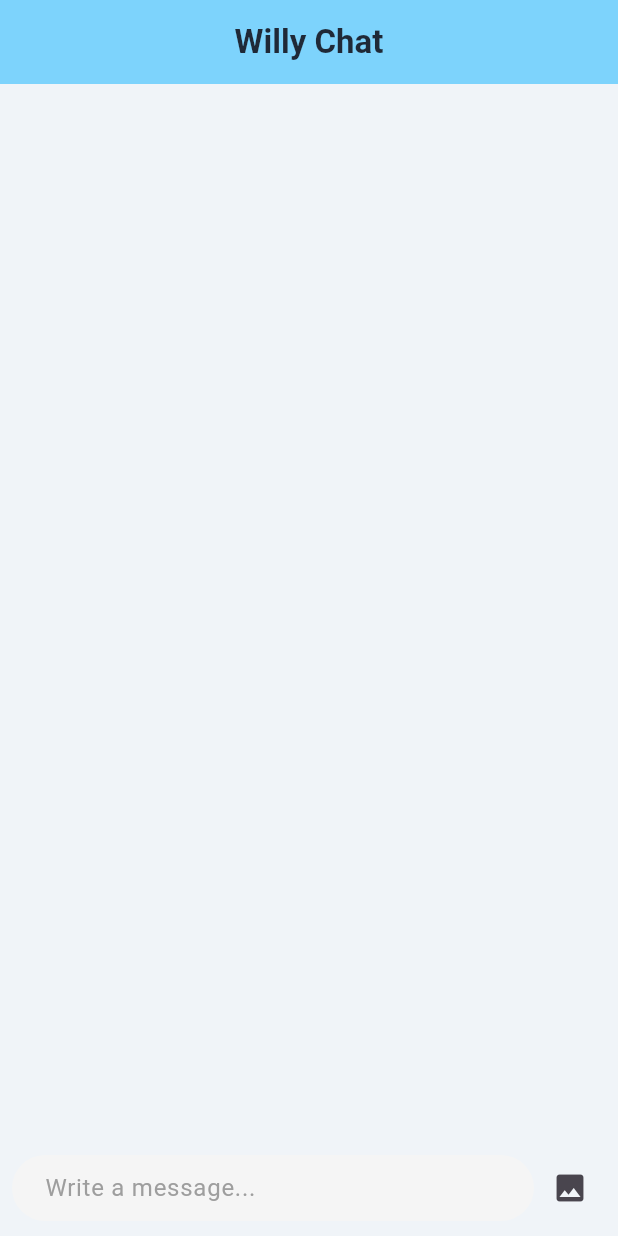
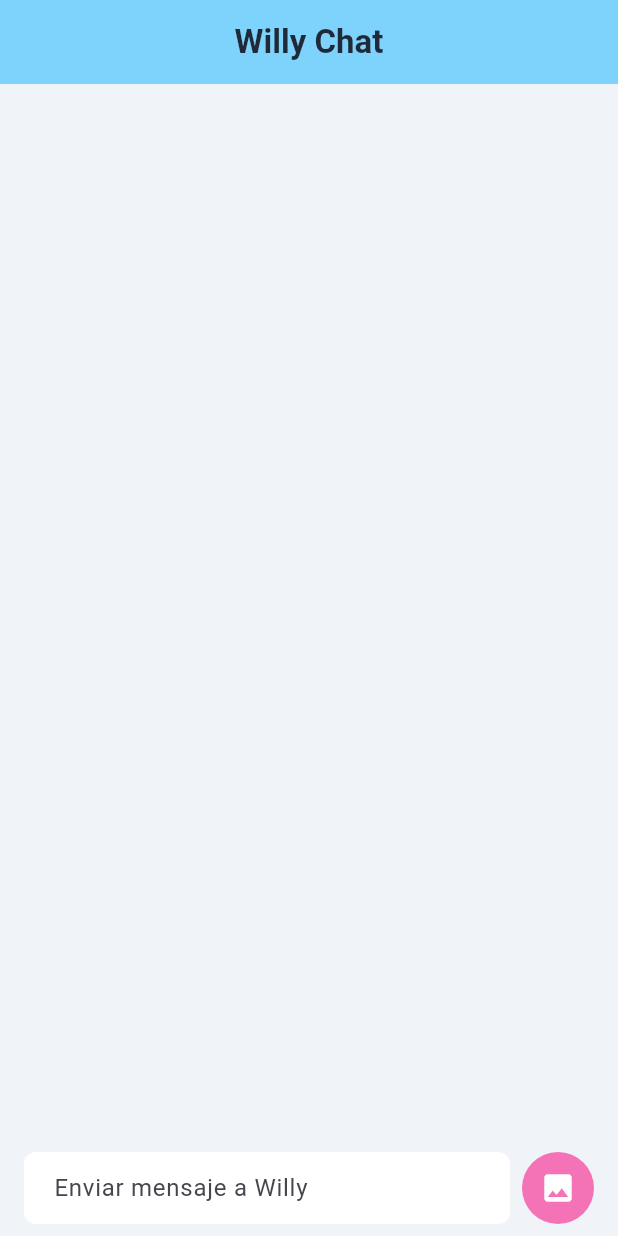
Before and after one commit to Richixs/willy-build-with-ai, a Flutter app: the screen it shows after launch, on a phone screen of 412 x 824 dp. Run offline on Flutter 3.47's test engine with Material 3 defaults, Android fonts, the phone set to English and light mode, and no system bars; drawn by our look-alikes of dash_chat_2; our stand-ins replace flutter_dotenv, flutter_gemini, image_picker.

Commit message:
feat(views): bottom bar

```diff
--- a/lib/views/chat_view.dart
+++ b/lib/views/chat_view.dart
@@ -49,8 +49,31 @@ class _ChatViewState extends State<ChatView> {
       color: const Color(0xFFF0F4F8),
       child: DashChat(
         inputOptions: InputOptions(
+          inputDecoration: InputDecoration(
+            filled: true,
+            fillColor: Color(0xFFFFFFFF),
+            border: OutlineInputBorder(
+              borderRadius: BorderRadius.circular(8.0),
+              borderSide: BorderSide.none,
+            ),
+            contentPadding: EdgeInsets.symmetric(horizontal: 16, vertical: 8),
+            hintText: 'Enviar mensaje a Willy',
+          ),
+          inputToolbarPadding: const EdgeInsets.symmetric(vertical: 8, horizontal: 16),
           trailing: [
-            IconButton(onPressed: _sendMediaMessage, icon: Icon(Icons.image)),
+            Padding(
+              padding: const EdgeInsets.only(left: 8.0, right: 0.0),
+              child: Container(
+                decoration: BoxDecoration(
+                  color: Color(0xFFF472B6),
+                  shape: BoxShape.circle,
+                ),
+                child: IconButton(
+                  onPressed: _sendMediaMessage,
+                  icon: Icon(Icons.image, color: Colors.white),
+                ),
+              ),
+            ),
           ],
         ),
         currentUser: currentUser,
```
